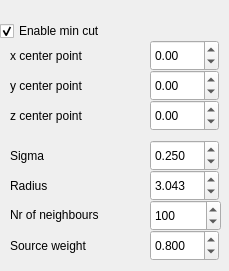
This is project/mincutoptionview.ui in Aula13/QRecog as Qt 5 draws it before an edit. The edited form follows.
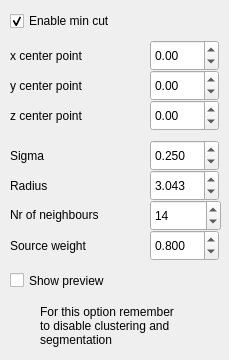
This is the edited form.

Commit message: showPreview mode for mincut segmentation

```diff
--- a/project/mincutoptionview.ui
+++ b/project/mincutoptionview.ui
@@ -7,7 +7,7 @@
     <x>0</x>
     <y>0</y>
     <width>229</width>
-    <height>271</height>
+    <height>360</height>
    </rect>
   </property>
   <property name="windowTitle">
@@ -174,8 +174,8 @@
   <widget class="QCheckBox" name="chkEnableMinCut">
    <property name="geometry">
     <rect>
-     <x>0</x>
-     <y>20</y>
+     <x>10</x>
+     <y>10</y>
      <width>221</width>
      <height>22</height>
     </rect>
@@ -286,7 +286,38 @@
     <number>999</number>
    </property>
    <property name="value">
-    <number>100</number>
+    <number>14</number>
+   </property>
+  </widget>
+  <widget class="QCheckBox" name="chkEnableShowPreview">
+   <property name="geometry">
+    <rect>
+     <x>10</x>
+     <y>270</y>
+     <width>221</width>
+     <height>21</height>
+    </rect>
+   </property>
+   <property name="text">
+    <string>Show preview</string>
+   </property>
+   <property name="checked">
+    <bool>false</bool>
+   </property>
+  </widget>
+  <widget class="QLabel" name="label">
+   <property name="geometry">
+    <rect>
+     <x>40</x>
+     <y>290</y>
+     <width>191</width>
+     <height>71</height>
+    </rect>
+   </property>
+   <property name="text">
+    <string>For this option remember
+to disable clustering and
+segmentation</string>
    </property>
   </widget>
  </widget>
```
The commit also changes 6 other files.
